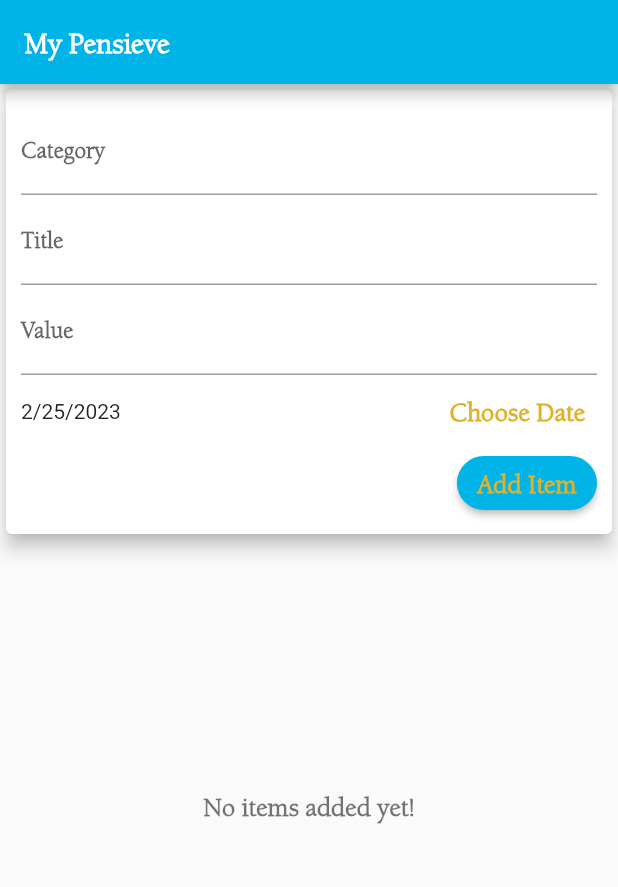
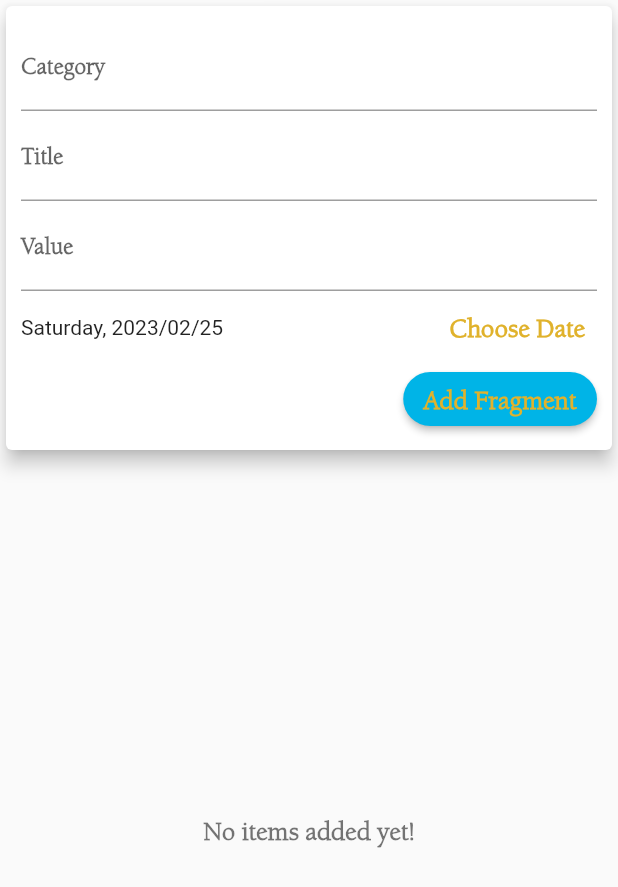
Before and after one commit to loidinhm31/dart-mypensieve-flutter, a Flutter app: the screen it shows after launch, on a phone screen of 412 x 824 dp. Shown: the top 887 px of the screen. Run offline on Flutter 3.47's test engine with Material 2 defaults, Android fonts, the phone set to English and light mode, and no system bars; missing offline and left inert: mongo_dart.

Commit message:
Widget: extracting widgets and using key for items

```diff
--- a/lib/main.dart
+++ b/lib/main.dart
@@ -1,7 +1,7 @@
 import 'package:flutter/material.dart';
 import 'package:my_pensieve/themes/primary_pallete.dart';
 import 'package:my_pensieve/themes/second_pallete.dart';
-import 'package:my_pensieve/widgets/user_item.dart';
+import 'package:my_pensieve/widgets/user_fragment.dart';
 
 void main() {
   runApp(const MyApp());
@@ -82,15 +82,10 @@
   @override
   Widget build(BuildContext context) {
     return Scaffold(
-      appBar: AppBar(
-        title: Text(
-          widget.title,
-        ),
-      ),
       body: Column(
         crossAxisAlignment: CrossAxisAlignment.stretch,
         children: const <Widget>[
-          UserItemsWidget(),
+          UserFragmentsWidget(),
         ],
       ),
     );
--- a/lib/models/item.dart
+++ b/lib/models/fragment.dart
@@ -1,11 +1,11 @@
-class Item {
+class Fragment {
   final String? id;
   final String category;
   final String title;
   final String value;
   final DateTime? date;
 
-  Item({
+  Fragment({
     this.id,
     required this.category,
     required this.title,
--- /dev/null
+++ b/lib/widgets/fragment_item.dart
@@ -0,0 +1,66 @@
+import 'package:flutter/material.dart';
+import 'package:intl/intl.dart';
+import 'package:my_pensieve/models/fragment.dart';
+
+class FragmentItemWidget extends StatelessWidget {
+  const FragmentItemWidget({
+    required Key key,
+    required this.fragment,
+  }) : super(key: key);
+
+  final Fragment fragment;
+
+  @override
+  Widget build(BuildContext context) {
+    final theme = Theme.of(context);
+
+    return Card(
+      elevation: 5,
+      margin: const EdgeInsets.symmetric(
+        vertical: 8,
+        horizontal: 5,
+      ),
+      child: ListTile(
+        leading: Container(
+          height: 60,
+          width: 150,
+          decoration: BoxDecoration(
+            color: theme.colorScheme.primary,
+            shape: BoxShape.rectangle,
+            borderRadius: BorderRadius.circular(12),
+          ),
+          child: Padding(
+            padding: const EdgeInsets.all(6),
+            child: FittedBox(
+              child: Text(fragment.category, style: theme.textTheme.labelLarge),
+            ),
+          ),
+        ),
+        title: Text(
+          fragment.title,
+          style: theme.textTheme.displayLarge,
+        ),
+        subtitle: Column(
+          crossAxisAlignment: CrossAxisAlignment.start,
+          children: <Widget>[
+            Text(
+              DateFormat.yMMMd().format(fragment.date!),
+              style: theme.textTheme.displaySmall,
+            ),
+            Center(
+              child: Text(
+                fragment.value,
+                style: theme.textTheme.displayMedium,
+              ),
+            ),
+          ],
+        ),
+        isThreeLine: true,
+        trailing: IconButton(
+          icon: const Icon(Icons.edit),
+          onPressed: () {},
+        ),
+      ),
+    );
+  }
+}
--- /dev/null
+++ b/lib/widgets/fragment_list.dart
@@ -0,0 +1,39 @@
+import 'package:flutter/material.dart';
+import 'package:my_pensieve/models/fragment.dart';
+import 'package:my_pensieve/widgets/fragment_item.dart';
+
+class FragmentListWidget extends StatelessWidget {
+  final List<Fragment> _fragments;
+
+  const FragmentListWidget({
+    super.key,
+    required List<Fragment> fragments,
+  }) : _fragments = fragments;
+
+  @override
+  Widget build(BuildContext context) {
+    final theme = Theme.of(context);
+    final mediaQuery = MediaQuery.of(context);
+
+    return Container(
+      padding: const EdgeInsets.fromLTRB(0, 5, 0, 0),
+      height: mediaQuery.size.height * 0.6,
+      child: _fragments.isEmpty
+          ? Center(
+              child: Text(
+                'No items added yet!',
+                style: theme.textTheme.displayLarge,
+              ),
+            )
+          : ListView.builder(
+              itemBuilder: (ctx, index) {
+                return FragmentItemWidget(
+                  key: ValueKey(_fragments[index].id),
+                  fragment: _fragments[index],
+                );
+              },
+              itemCount: _fragments.length,
+            ),
+    );
+  }
+}
--- a/lib/widgets/item_list.dart
+++ /dev/null
@@ -1,81 +0,0 @@
-import 'package:flutter/material.dart';
-import 'package:intl/intl.dart';
-import 'package:my_pensieve/models/item.dart';
-
-class ItemListWidget extends StatelessWidget {
-  final List<Item> items;
-
-  const ItemListWidget({
-    super.key,
-    required this.items,
-  });
-
-  @override
-  Widget build(BuildContext context) {
-    return Container(
-      padding: const EdgeInsets.fromLTRB(0, 5, 0, 0),
-      height: 350,
-      child: items.isEmpty
-          ? Center(
-              child: Text(
-                'No items added yet!',
-                style: Theme.of(context).textTheme.displayLarge,
-              ),
-            )
-          : ListView.builder(
-              itemBuilder: (ctx, index) {
-                return Card(
-                  elevation: 5,
-                  margin: const EdgeInsets.symmetric(
-                    vertical: 8,
-                    horizontal: 5,
-                  ),
-                  child: ListTile(
-                    leading: Container(
-                      height: 60,
-                      width: 150,
-                      decoration: BoxDecoration(
-                        color: Theme.of(context).colorScheme.primary,
-                        shape: BoxShape.rectangle,
-                        borderRadius: BorderRadius.circular(12),
-                      ),
-                      child: Padding(
-                        padding: const EdgeInsets.all(6),
-                        child: FittedBox(
-                          child: Text(items[index].category,
-                              style: Theme.of(context).textTheme.labelLarge),
-                        ),
-                      ),
-                    ),
-                    title: Text(
-                      items[index].title,
-                      style: Theme.of(context).textTheme.displayLarge,
-                    ),
-                    subtitle: Column(
-                      crossAxisAlignment: CrossAxisAlignment.start,
-                      children: <Widget>[
-                        Text(
-                          DateFormat.yMMMd().format(items[index].date!),
-                          style: Theme.of(context).textTheme.displaySmall,
-                        ),
-                        Center(
-                          child: Text(
-                            items[index].value,
-                            style: Theme.of(context).textTheme.displayMedium,
-                          ),
-                        ),
-                      ],
-                    ),
-                    isThreeLine: true,
-                    trailing: IconButton(
-                      icon: const Icon(Icons.edit),
-                      onPressed: () {},
-                    ),
-                  ),
-                );
-              },
-              itemCount: items.length,
-            ),
-    );
-  }
-}
--- a/lib/widgets/new_item.dart
+++ b/lib/widgets/new_fragment.dart
@@ -1,19 +1,19 @@
 import 'package:flutter/material.dart';
 import 'package:intl/intl.dart';
 
-class NewItemWidget extends StatefulWidget {
-  final Function addItem;
+class NewFragmentWidget extends StatefulWidget {
+  final Function addFragment;
 
-  const NewItemWidget({
+  const NewFragmentWidget({
     super.key,
-    required this.addItem,
+    required this.addFragment,
   });
 
   @override
-  State<NewItemWidget> createState() => _NewItemWidgetState();
+  State<NewFragmentWidget> createState() => _NewFragmentWidgetState();
 }
 
-class _NewItemWidgetState extends State<NewItemWidget> {
+class _NewFragmentWidgetState extends State<NewFragmentWidget> {
   final _categoryController = TextEditingController();
 
   final _titleController = TextEditingController();
@@ -32,7 +32,8 @@
         enteredValue.isEmpty) {
       return;
     }
-    widget.addItem(enteredCategory, enteredTitle, enteredValue, _selectedDate);
+    widget.addFragment(
+        enteredCategory, enteredTitle, enteredValue, _selectedDate);
   }
 
   void _presentDatePicker(BuildContext context) {
@@ -54,6 +55,8 @@
 
   @override
   Widget build(BuildContext context) {
+    final theme = Theme.of(context);
+
     return Card(
       elevation: 5,
       child: Container(
@@ -82,12 +85,13 @@
             Row(
               children: <Widget>[
                 Expanded(
-                  child: Text(DateFormat.yMd().format(_selectedDate)),
+                  child: Text(
+                      DateFormat("EEEE, yyyy/MM/dd").format(_selectedDate)),
                 ),
                 TextButton(
                   style: ButtonStyle(
                     foregroundColor: MaterialStateProperty.all<Color>(
-                        Theme.of(context).colorScheme.secondary),
+                        theme.colorScheme.secondary),
                   ),
                   child: const Text('Choose Date'),
                   onPressed: () => _presentDatePicker(context),
@@ -97,14 +101,14 @@
             ElevatedButton(
               style: ButtonStyle(
                 foregroundColor: MaterialStateProperty.all<Color>(
-                    Theme.of(context).colorScheme.secondary),
+                    theme.colorScheme.secondary),
                 shape: MaterialStateProperty.all<OutlinedBorder>(
                   const StadiumBorder(),
                 ),
               ),
               onPressed: _submitData,
               child: const Text(
-                'Add Item',
+                'Add Fragment',
               ),
             ),
           ],
--- /dev/null
+++ b/lib/widgets/user_fragment.dart
@@ -0,0 +1,51 @@
+import 'package:flutter/material.dart';
+import 'package:my_pensieve/models/fragment.dart';
+import 'package:my_pensieve/widgets/fragment_list.dart';
+import 'package:my_pensieve/widgets/new_fragment.dart';
+
+class UserFragmentsWidget extends StatefulWidget {
+  const UserFragmentsWidget({super.key});
+
+  @override
+  State<StatefulWidget> createState() => _UserFragmentsWidgetState();
+}
+
+class _UserFragmentsWidgetState extends State<UserFragmentsWidget> {
+  final List<Fragment> _userFragments = [
+    // Item(id: 't1', title: 'T1', category: 'C1', date: DateTime.now()),
+    // Item(id: 't2', title: 'T2', category: 'C2', date: DateTime.now()),
+    // Item(id: 't2', title: 'T2', category: 'C2', date: DateTime.now()),
+    // Item(id: 't2', title: 'T2', category: 'C2', date: DateTime.now()),
+    // Item(id: 't2', title: 'T2', category: 'C2', date: DateTime.now()),
+    // Item(id: 't2', title: 'T2', category: 'C2', date: DateTime.now()),
+  ];
+
+  void _addNewFragment(
+      String fCategory, String fTitle, String fValue, DateTime fDate) {
+    final newFragment = Fragment(
+      id: (_userFragments.length + 1).toString(), // TODO remove
+      category: fCategory,
+      title: fTitle,
+      value: fValue,
+      date: fDate,
+    );
+
+    setState(() {
+      _userFragments.add(newFragment);
+    });
+  }
+
+  @override
+  Widget build(BuildContext context) {
+    return Column(
+      children: <Widget>[
+        NewFragmentWidget(
+          addFragment: _addNewFragment,
+        ),
+        FragmentListWidget(
+          fragments: _userFragments,
+        ),
+      ],
+    );
+  }
+}
--- a/lib/widgets/user_item.dart
+++ /dev/null
@@ -1,50 +0,0 @@
-import 'package:flutter/material.dart';
-import 'package:my_pensieve/models/item.dart';
-import 'package:my_pensieve/widgets/item_list.dart';
-import 'package:my_pensieve/widgets/new_item.dart';
-
-class UserItemsWidget extends StatefulWidget {
-  const UserItemsWidget({super.key});
-
-  @override
-  State<StatefulWidget> createState() => _UserItemsWidgetState();
-}
-
-class _UserItemsWidgetState extends State<UserItemsWidget> {
-  final List<Item> _userItems = [
-    // Item(id: 't1', title: 'T1', category: 'C1', date: DateTime.now()),
-    // Item(id: 't2', title: 'T2', category: 'C2', date: DateTime.now()),
-    // Item(id: 't2', title: 'T2', category: 'C2', date: DateTime.now()),
-    // Item(id: 't2', title: 'T2', category: 'C2', date: DateTime.now()),
-    // Item(id: 't2', title: 'T2', category: 'C2', date: DateTime.now()),
-    // Item(id: 't2', title: 'T2', category: 'C2', date: DateTime.now()),
-  ];
-
-  void _addNewItem(
-      String iCategory, String iTitle, String iValue, DateTime iDate) {
-    final newItem = Item(
-      category: iCategory,
-      title: iTitle,
-      value: iValue,
-      date: iDate,
-    );
-
-    setState(() {
-      _userItems.add(newItem);
-    });
-  }
-
-  @override
-  Widget build(BuildContext context) {
-    return Column(
-      children: <Widget>[
-        NewItemWidget(
-          addItem: _addNewItem,
-        ),
-        ItemListWidget(
-          items: _userItems,
-        ),
-      ],
-    );
-  }
-}
```
